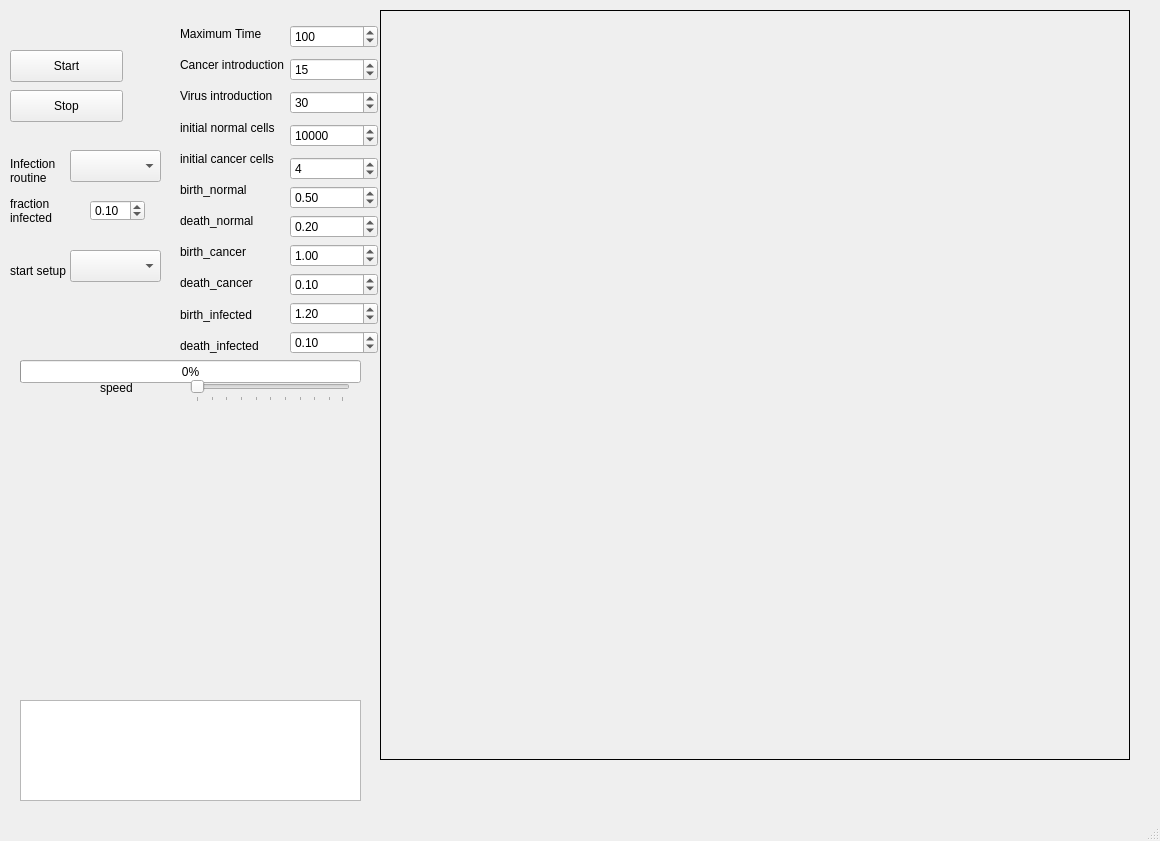
This is mainwindow.ui in thijsjanzen/onco_viral_sim as Qt 5 draws it before an edit. The edited form follows.
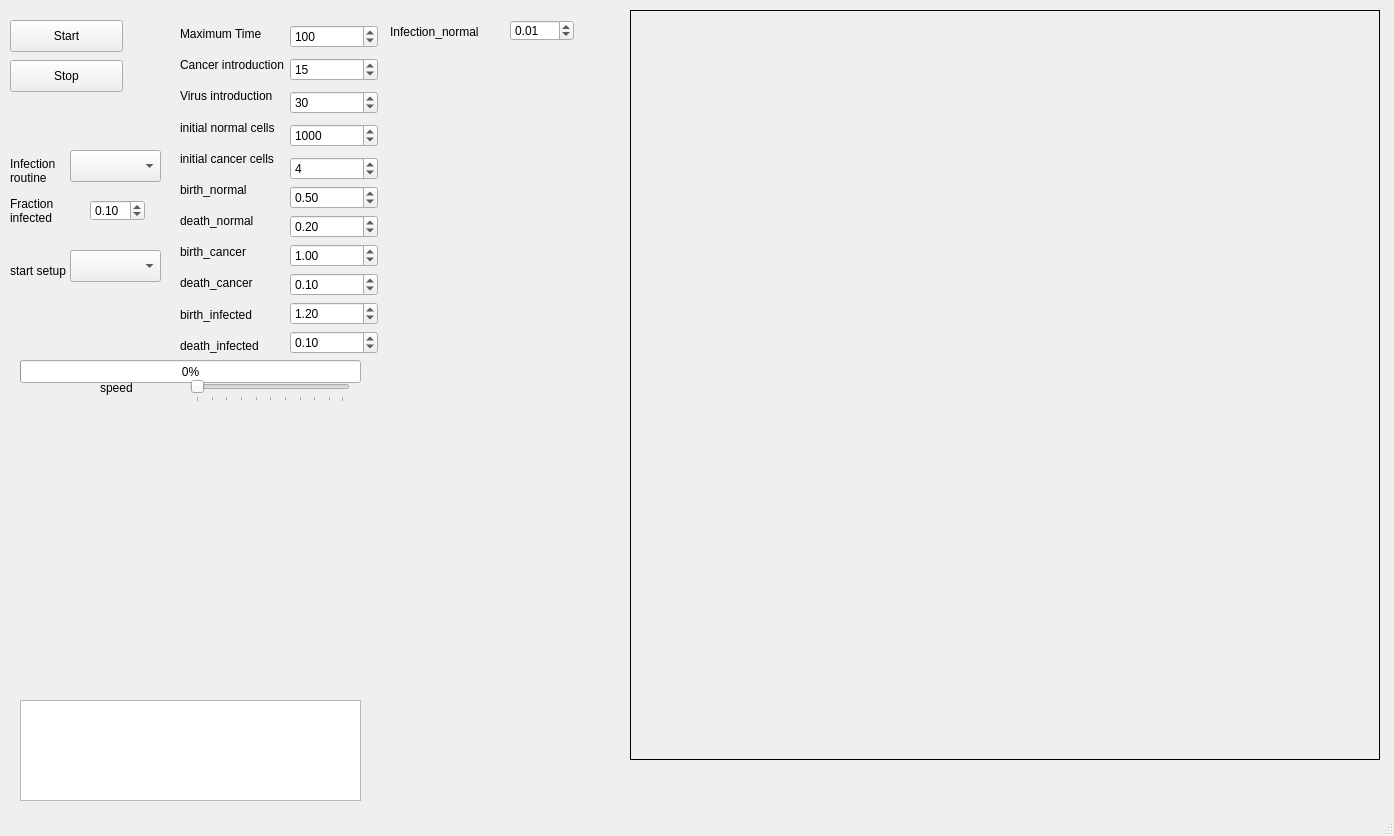
This is the edited form. Custom widgets are drawn as their Qt base class.

Commit message: added infection of normal cells

The edit to the form file:
```diff
--- a/mainwindow.ui
+++ b/mainwindow.ui
@@ -6,8 +6,8 @@
    <rect>
     <x>0</x>
     <y>0</y>
-    <width>1160</width>
-    <height>841</height>
+    <width>1394</width>
+    <height>836</height>
    </rect>
   </property>
   <property name="sizePolicy">
@@ -42,7 +42,7 @@
     <property name="geometry">
      <rect>
       <x>10</x>
-      <y>50</y>
+      <y>20</y>
       <width>113</width>
       <height>32</height>
      </rect>
@@ -54,7 +54,7 @@
    <widget class="QLabel" name="q_label">
     <property name="geometry">
      <rect>
-      <x>380</x>
+      <x>630</x>
       <y>10</y>
       <width>750</width>
       <height>750</height>
@@ -103,7 +103,7 @@
     <property name="geometry">
      <rect>
       <x>10</x>
-      <y>90</y>
+      <y>60</y>
       <width>113</width>
       <height>32</height>
      </rect>
@@ -211,7 +211,7 @@
      </rect>
     </property>
     <property name="text">
-     <string>fraction infected</string>
+     <string>Fraction infected</string>
     </property>
     <property name="scaledContents">
      <bool>false</bool>
@@ -341,7 +341,7 @@
           <number>100000</number>
          </property>
          <property name="value">
-          <number>10000</number>
+          <number>1000</number>
          </property>
         </widget>
        </item>
@@ -478,6 +478,35 @@
      </item>
     </layout>
    </widget>
+   <widget class="QLabel" name="label_16">
+    <property name="geometry">
+     <rect>
+      <x>390</x>
+      <y>20</y>
+      <width>120</width>
+      <height>23</height>
+     </rect>
+    </property>
+    <property name="text">
+     <string>Infection_normal</string>
+    </property>
+   </widget>
+   <widget class="QDoubleSpinBox" name="box_prob_normal_infection">
+    <property name="geometry">
+     <rect>
+      <x>510</x>
+      <y>20</y>
+      <width>64</width>
+      <height>21</height>
+     </rect>
+    </property>
+    <property name="singleStep">
+     <double>0.005000000000000</double>
+    </property>
+    <property name="value">
+     <double>0.010000000000000</double>
+    </property>
+   </widget>
    <zorder>layoutWidget</zorder>
    <zorder>q_label</zorder>
    <zorder>btn_start</zorder>
```
Left out of the diff: 23 changed lines with no effect on the pictures. The commit also changes 6 other files.
